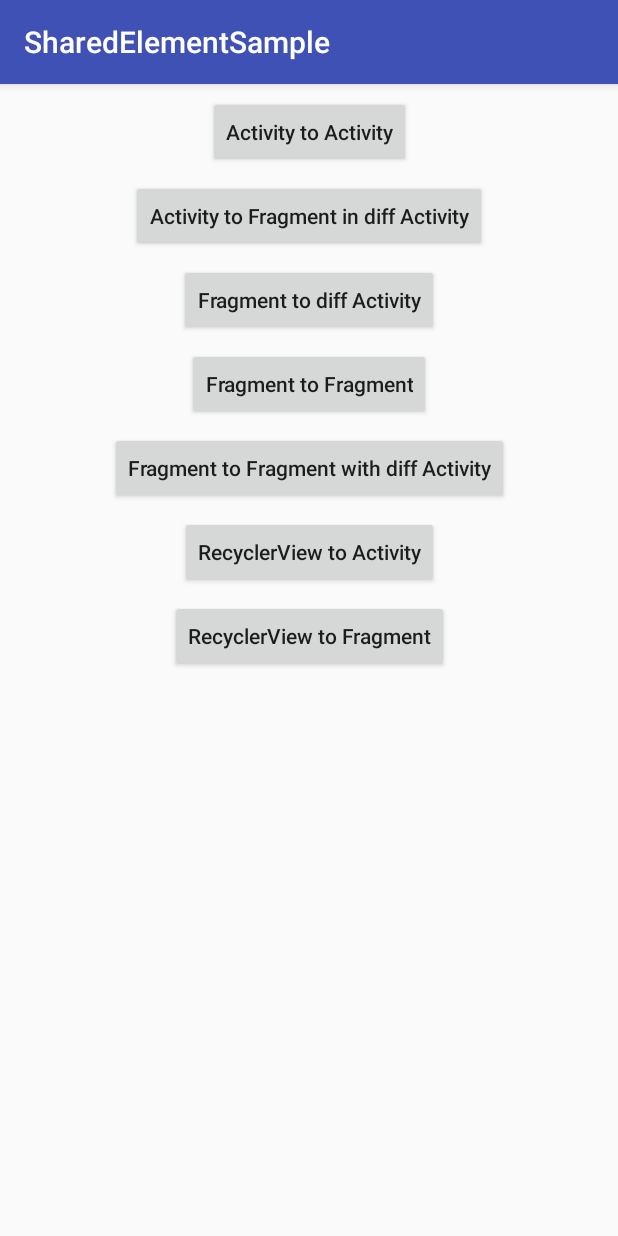
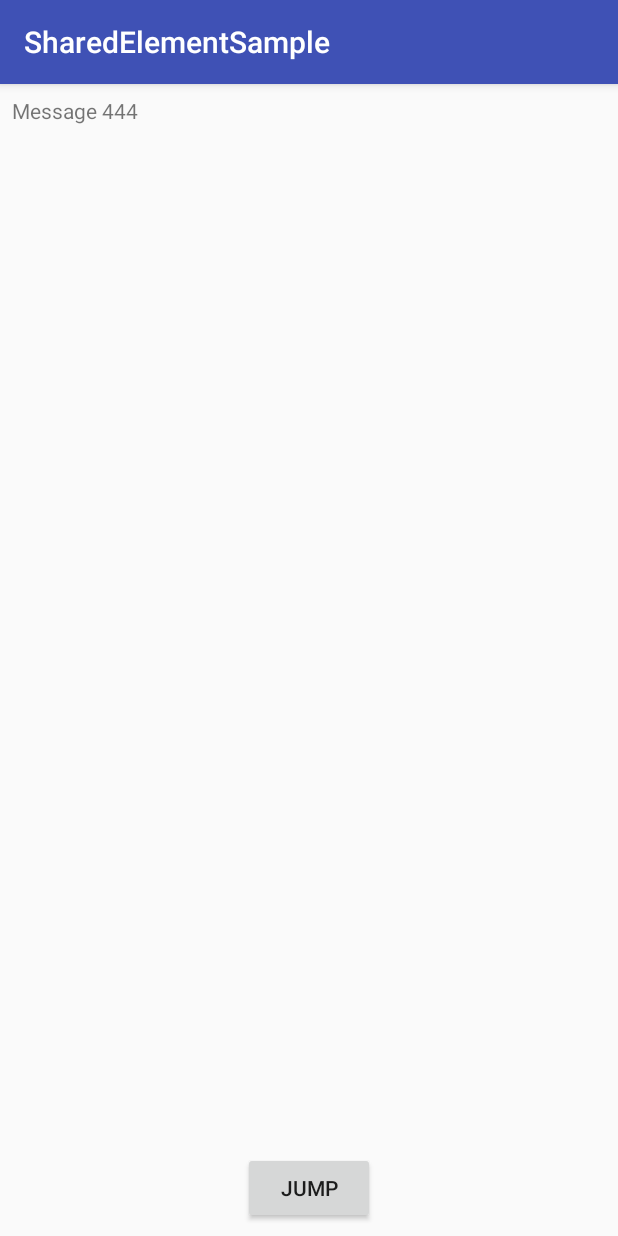
Before and after one commit to crazyma/SharedElementSample, an Android app: the screen it shows after launch (MainActivity before the commit, Activity401 after it), after a tap on "Fragment to Fragment", on a phone screen of 412 x 824 dp. Run offline under Robolectric (Android 15) with nearby library versions, the phone set to English and light mode, and no system bars; pictures from the network do not load.

Commit message:
feat: create 401

```diff
--- a/app/src/main/AndroidManifest.xml
+++ b/app/src/main/AndroidManifest.xml
@@ -24,6 +24,7 @@
         <activity android:name=".actactfrag.Activity202"/>
         <activity android:name=".fragact.Activity301"/>
         <activity android:name=".fragact.Activity302"/>
+        <activity android:name=".fragfrag.Activity401"/>
 
     </application>
 
--- a/app/src/main/java/com/beibeilab/sharedelementsample/MainActivity.kt
+++ b/app/src/main/java/com/beibeilab/sharedelementsample/MainActivity.kt
@@ -8,6 +8,7 @@ import android.widget.Toast
 import com.beibeilab.sharedelementsample.actact.Activity101
 import com.beibeilab.sharedelementsample.actactfrag.Activity201
 import com.beibeilab.sharedelementsample.fragact.Activity301
+import com.beibeilab.sharedelementsample.fragfrag.Activity401
 import kotlinx.android.synthetic.main.activity_main.*
 
 class MainActivity : AppCompatActivity() {
@@ -43,7 +44,7 @@ class MainActivity : AppCompatActivity() {
         /*  Object Expression   */
         var clickListener4 = object : View.OnClickListener {
             override fun onClick(p0: View?) {
-                Toast.makeText(this@MainActivity, "button 4 click", Toast.LENGTH_SHORT).show()
+                startActivity(Intent(this@MainActivity, Activity401::class.java))
             }
         }
         button4.setOnClickListener(clickListener4)
--- /dev/null
+++ b/app/src/main/java/com/beibeilab/sharedelementsample/fragfrag/Activity401.kt
@@ -0,0 +1,41 @@
+package com.beibeilab.sharedelementsample.fragfrag
+
+import android.os.Bundle
+import android.support.v7.app.AppCompatActivity
+import com.beibeilab.sharedelementsample.R
+import com.beibeilab.sharedelementsample.fragact.Fragment301
+
+/**
+ * Created by david on 2017/12/15.
+ */
+class Activity401: AppCompatActivity() {
+    override fun onCreate(savedInstanceState: Bundle?) {
+        super.onCreate(savedInstanceState)
+        setContentView(R.layout.activity_401)
+
+        setupFragment()
+    }
+
+    private fun setupFragment() {
+        val fragmentManager = supportFragmentManager
+        val fragmentTransaction = fragmentManager.beginTransaction()
+
+        var fragment = fragmentManager.findFragmentById(R.id.fragment_content)
+        if(fragment == null){
+            fragment = Fragment401()
+            fragmentTransaction.add(R.id.fragment_content, fragment)
+            fragmentTransaction.commit()
+        }
+    }
+
+    fun switchFragment() {
+        val fragmentManager = supportFragmentManager
+        val fragmentTransaction = fragmentManager.beginTransaction()
+
+        var fragment = Fragment402()
+        fragmentTransaction.replace(R.id.fragment_content, fragment)
+        fragmentTransaction.addToBackStack(null)
+        fragmentTransaction.commit()
+
+    }
+}
--- /dev/null
+++ b/app/src/main/java/com/beibeilab/sharedelementsample/fragfrag/Fragment401.kt
@@ -0,0 +1,27 @@
+package com.beibeilab.sharedelementsample.fragfrag
+
+import android.os.Bundle
+import android.support.v4.app.Fragment
+import android.view.LayoutInflater
+import android.view.View
+import android.view.ViewGroup
+import com.beibeilab.sharedelementsample.R
+import kotlinx.android.synthetic.main.fragment_401.*
+
+/**
+ * Created by david on 2017/12/15.
+ */
+class Fragment401: Fragment() {
+    override fun onCreateView(inflater: LayoutInflater?, container: ViewGroup?, savedInstanceState: Bundle?): View? {
+        return inflater!!.inflate(R.layout.fragment_401, container, false)
+    }
+
+    override fun onViewCreated(view: View?, savedInstanceState: Bundle?) {
+        super.onViewCreated(view, savedInstanceState)
+        button.setOnClickListener { jump() }
+    }
+
+    private fun jump() {
+        (activity as Activity401).switchFragment()
+    }
+}
--- /dev/null
+++ b/app/src/main/res/layout/activity_401.xml
@@ -0,0 +1,6 @@
+<?xml version="1.0" encoding="utf-8"?>
+<FrameLayout xmlns:android="http://schemas.android.com/apk/res/android"
+    android:id="@+id/fragment_content"
+    android:layout_width="match_parent" android:layout_height="match_parent">
+
+</FrameLayout>
--- /dev/null
+++ b/app/src/main/res/layout/fragment_401.xml
@@ -0,0 +1,31 @@
+<?xml version="1.0" encoding="utf-8"?>
+<android.support.constraint.ConstraintLayout
+    xmlns:android="http://schemas.android.com/apk/res/android"
+    xmlns:app="http://schemas.android.com/apk/res-auto"
+    xmlns:tools="http://schemas.android.com/tools"
+    android:layout_width="match_parent"
+    android:layout_height="match_parent">
+
+    <TextView
+        android:id="@+id/textView4"
+        android:layout_width="wrap_content"
+        android:layout_height="wrap_content"
+        android:layout_marginStart="8dp"
+        android:layout_marginTop="8dp"
+        android:text="Message 444"
+        android:transitionName="tTextView444"
+        app:layout_constraintStart_toStartOf="parent"
+        app:layout_constraintTop_toTopOf="parent" />
+
+    <Button
+        android:id="@+id/button"
+        android:layout_width="wrap_content"
+        android:layout_height="wrap_content"
+        android:layout_marginBottom="8dp"
+        android:layout_marginEnd="8dp"
+        android:layout_marginStart="8dp"
+        android:text="jump"
+        app:layout_constraintBottom_toBottomOf="parent"
+        app:layout_constraintEnd_toEndOf="parent"
+        app:layout_constraintStart_toStartOf="parent" />
+</android.support.constraint.ConstraintLayout>
```
Also changed, not shown: app/src/main/java/com/beibeilab/sharedelementsample/fragfrag/Fragment402.kt (added, +17 -0 lines), app/src/main/res/layout/fragment_402.xml (added, +24 -0 lines).
